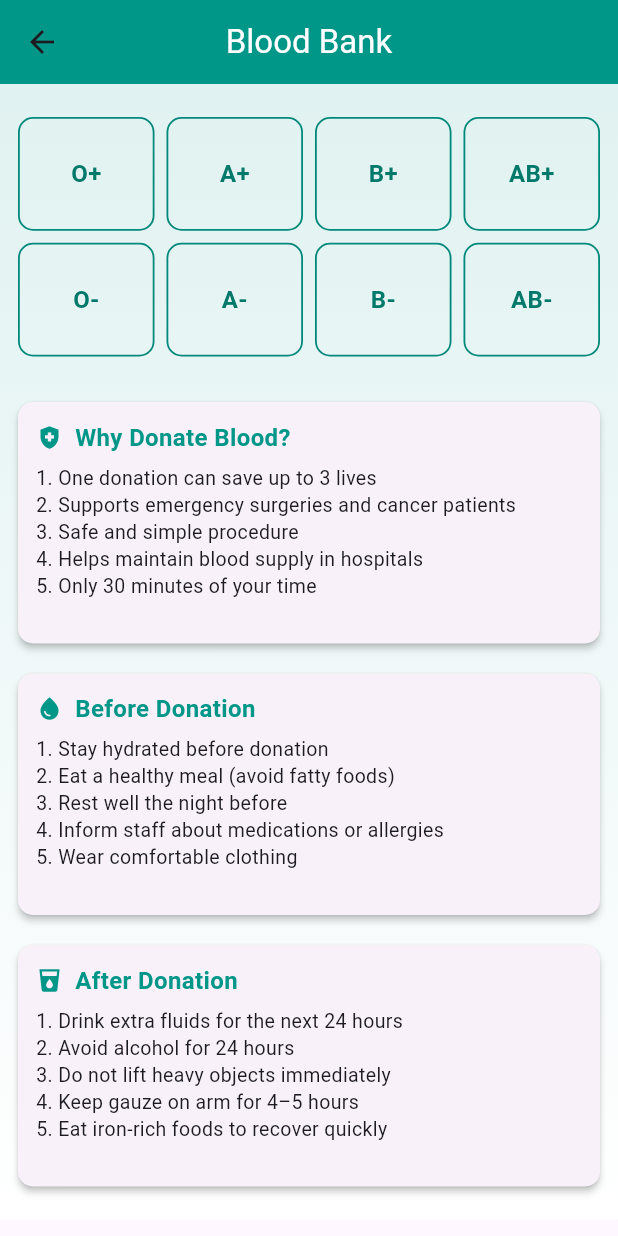
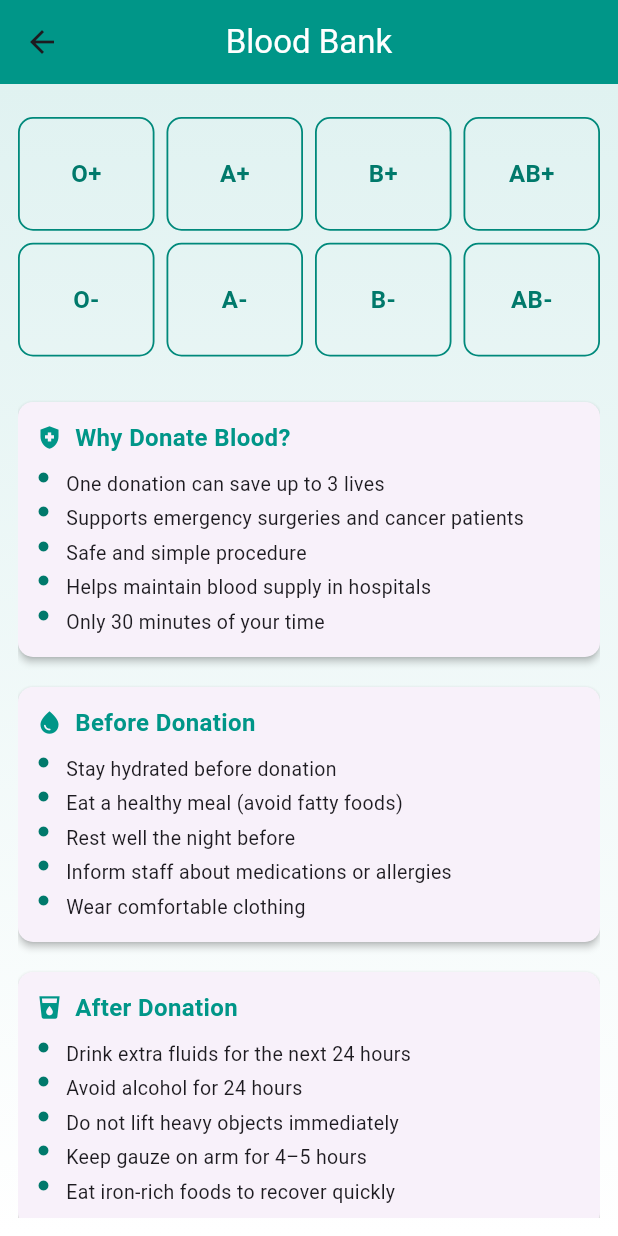
Before and after one commit to riazulrocky/Health-Expert-Flutter-App, a Flutter app: the BloodBankPage screen opened directly, on a phone screen of 412 x 824 dp. Run offline on Flutter 3.47's test engine with Material 3 defaults, Android fonts, the phone set to English and light mode, and no system bars.

Commit message:
blood bank

```diff
--- a/lib/blood_bank/blood_bank_page.dart
+++ b/lib/blood_bank/blood_bank_page.dart
@@ -1,33 +1,45 @@
 import 'package:flutter/material.dart';
 
 class BloodBankPage extends StatelessWidget {
-  const BloodBankPage({super.key});
+  // ✅ Remove `const` from the class if you're getting constructor errors
+  BloodBankPage({super.key});
 
-  final List<String> bloodGroups = const ['O+', 'A+', 'B+', 'AB+', 'O-', 'A-', 'B-', 'AB-'];
+  // ✅ Blood groups with const initializer
+  final List<String> bloodGroups = const [
+    'O+',
+    'A+',
+    'B+',
+    'AB+',
+    'O-',
+    'A-',
+    'B-',
+    'AB-'
+  ];
 
-  final String _whyDonateTips = '''
-1. One donation can save up to 3 lives
-2. Supports emergency surgeries and cancer patients
-3. Safe and simple procedure
-4. Helps maintain blood supply in hospitals
-5. Only 30 minutes of your time
-  ''';
+  // ✅ Tip lists with const initializer
+  final List<String> _whyDonateTips = const [
+    'One donation can save up to 3 lives',
+    'Supports emergency surgeries and cancer patients',
+    'Safe and simple procedure',
+    'Helps maintain blood supply in hospitals',
+    'Only 30 minutes of your time',
+  ];
 
-  final String _beforeTips = '''
-1. Stay hydrated before donation
-2. Eat a healthy meal (avoid fatty foods)
-3. Rest well the night before
-4. Inform staff about medications or allergies
-5. Wear comfortable clothing
-  ''';
+  final List<String> _beforeTips = const [
+    'Stay hydrated before donation',
+    'Eat a healthy meal (avoid fatty foods)',
+    'Rest well the night before',
+    'Inform staff about medications or allergies',
+    'Wear comfortable clothing',
+  ];
 
-  final String _afterTips = '''
-1. Drink extra fluids for the next 24 hours
-2. Avoid alcohol for 24 hours
-3. Do not lift heavy objects immediately
-4. Keep gauze on arm for 4–5 hours
-5. Eat iron-rich foods to recover quickly
-  ''';
+  final List<String> _afterTips = const [
+    'Drink extra fluids for the next 24 hours',
+    'Avoid alcohol for 24 hours',
+    'Do not lift heavy objects immediately',
+    'Keep gauze on arm for 4–5 hours',
+    'Eat iron-rich foods to recover quickly',
+  ];
 
   // Build blood group card with no background
   Widget _buildBloodGroupCard(BuildContext context, String bloodType) {
@@ -65,12 +77,12 @@ class BloodBankPage extends StatelessWidget {
     );
   }
 
-  // Build single tip section box
-  Widget _buildTipSection(String title, String tips, IconData icon) {
+  // Build tip section box with bullet points
+  Widget _buildTipSection(String title, List<String> tips, IconData sectionIcon) {
     return Card(
       elevation: 2,
       shape: RoundedRectangleBorder(borderRadius: BorderRadius.circular(10)),
-      margin: const EdgeInsets.only(bottom: 10), // Reduced from 15 → 10
+      margin: const EdgeInsets.only(bottom: 10),
       child: Padding(
         padding: const EdgeInsets.all(12),
         child: Column(
@@ -78,7 +90,7 @@ class BloodBankPage extends StatelessWidget {
           children: [
             Row(
               children: [
-                Icon(icon, color: Colors.teal, size: 18),
+                Icon(sectionIcon, color: Colors.teal, size: 18),
                 const SizedBox(width: 8),
                 Text(
                   title,
@@ -90,13 +102,31 @@ class BloodBankPage extends StatelessWidget {
                 ),
               ],
             ),
-            const SizedBox(height: 6), // Reduced from 8
-            Text(
-              tips,
-              style: const TextStyle(fontSize: 13, height: 1.4), // Reduced from 1.5
-            ),
+            const SizedBox(height: 8),
+            // ✅ Safely render bullet points
+            ...tips.map((tip) => _buildDonationTipItem(tip)),
           ],
         ),
+      ),
+    );
+  }
+
+  // Build single tip item with bullet icon
+  Widget _buildDonationTipItem(String tip) {
+    return Padding(
+      padding: const EdgeInsets.symmetric(vertical: 2),
+      child: Row(
+        crossAxisAlignment: CrossAxisAlignment.start,
+        children: [
+          Icon(Icons.fiber_manual_record, size: 10, color: Colors.teal.shade700),
+          const SizedBox(width: 10),
+          Expanded(
+            child: Text(
+              tip,
+              style: const TextStyle(fontSize: 13),
+            ),
+          ),
+        ],
       ),
     );
   }
@@ -122,31 +152,30 @@ class BloodBankPage extends StatelessWidget {
           child: Column(
             crossAxisAlignment: CrossAxisAlignment.start,
             children: [
-              const SizedBox(height: 10), // Reduced from 20 → 10
+              const SizedBox(height: 10),
 
               // Blood Group Grid (4 per row)
               SizedBox(
-                height: 180, // Reduced from 200 → 180
+                height: 180, // ✅ Fixed height for grid
                 child: GridView.builder(
                   shrinkWrap: true,
                   physics: const NeverScrollableScrollPhysics(),
                   gridDelegate: const SliverGridDelegateWithFixedCrossAxisCount(
                     crossAxisCount: 4,
-                    crossAxisSpacing: 8, // Reduced from 12 → 8
-                    mainAxisSpacing: 8, // Reduced from 12 → 8
+                    crossAxisSpacing: 8,
+                    mainAxisSpacing: 8,
                     childAspectRatio: 1.2,
                   ),
                   itemCount: bloodGroups.length,
-                  itemBuilder: (context, index) =>
-                      _buildBloodGroupCard(context, bloodGroups[index]),
+                  itemBuilder: (context, index) => _buildBloodGroupCard(context, bloodGroups[index]),
                 ),
               ),
 
-              const SizedBox(height: 10), // Reduced from 20 → 10
+              const SizedBox(height: 10),
 
               // Tip Sections
               _buildTipSection('Why Donate Blood?', _whyDonateTips, Icons.health_and_safety),
-              const SizedBox(height: 10), // Reduced spacing between sections
+              const SizedBox(height: 10),
               _buildTipSection('Before Donation', _beforeTips, Icons.water_drop),
               const SizedBox(height: 10),
               _buildTipSection('After Donation', _afterTips, Icons.local_drink),
```
